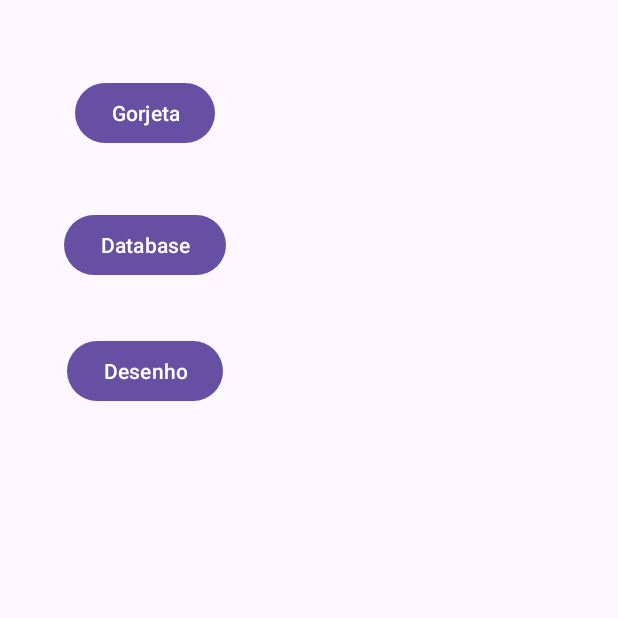
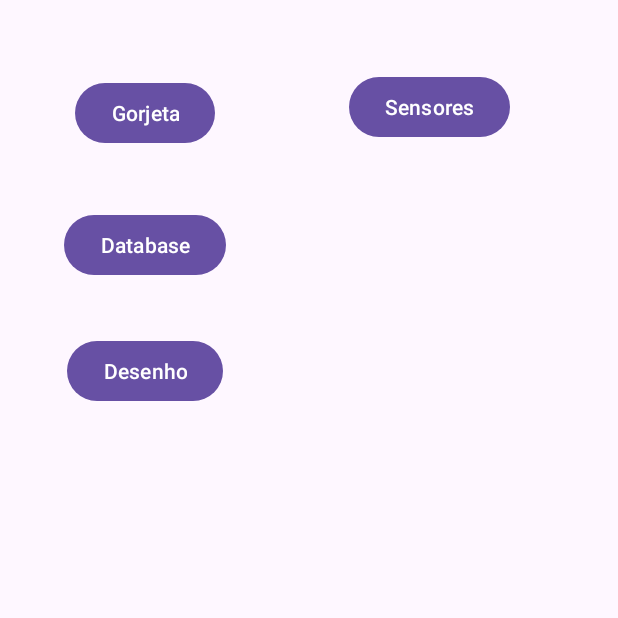
Before and after one commit to eanassu/FMU2024_12aN, an Android app: the screen it shows after launch (MainActivity), on a phone screen of 412 x 824 dp, the top half of it. Run offline under Robolectric (Android 15) with nearby library versions, the phone set to English and light mode, and no system bars.

```diff
--- a/app/src/main/AndroidManifest.xml
+++ b/app/src/main/AndroidManifest.xml
@@ -12,6 +12,9 @@
         android:supportsRtl="true"
         android:theme="@style/Theme.Aula2aN"
         tools:targetApi="31">
+        <activity
+            android:name=".SensorActivity"
+            android:exported="false" />
         <activity
             android:name=".DesenhoActivity"
             android:exported="false" />
--- a/app/src/main/java/br/fmu/aula2an/MainActivity.java
+++ b/app/src/main/java/br/fmu/aula2an/MainActivity.java
@@ -28,4 +28,9 @@ public class MainActivity extends AppCompatActivity {
         Intent intent = new Intent(this, DesenhoActivity.class);
         startActivity(intent);
     }
+
+    public void abrirSensores( View view ) {
+        Intent intent = new Intent(this, SensorActivity.class);
+        startActivity(intent);
+    }
 }
--- a/app/src/main/res/layout/activity_main.xml
+++ b/app/src/main/res/layout/activity_main.xml
@@ -39,4 +39,15 @@
         app:layout_constraintStart_toStartOf="@+id/button2"
         app:layout_constraintTop_toBottomOf="@+id/button2" />
 
+    <Button
+        android:id="@+id/button9"
+        android:layout_width="wrap_content"
+        android:layout_height="wrap_content"
+        android:layout_marginTop="47dp"
+        android:layout_marginEnd="72dp"
+        android:onClick="abrirSensores"
+        android:text="@string/txt_sensor"
+        app:layout_constraintEnd_toEndOf="parent"
+        app:layout_constraintTop_toTopOf="parent" />
+
 </androidx.constraintlayout.widget.ConstraintLayout>
--- a/app/src/main/res/values/strings.xml
+++ b/app/src/main/res/values/strings.xml
@@ -13,4 +13,5 @@
     <string name="txt_excluir">Excluir</string>
     <string name="txt_alterar">Alterar</string>
     <string name="txt_desenho">Desenho</string>
+    <string name="txt_sensor">Sensores</string>
 </resources>
```
Also changed, not shown: app/src/main/java/br/fmu/aula2an/DesenhoActivity.java (+28 -1 lines), app/src/main/java/br/fmu/aula2an/SensorActivity.java (added, +24 -0 lines), app/src/main/res/layout/activity_sensor.xml (added, +9 -0 lines).
